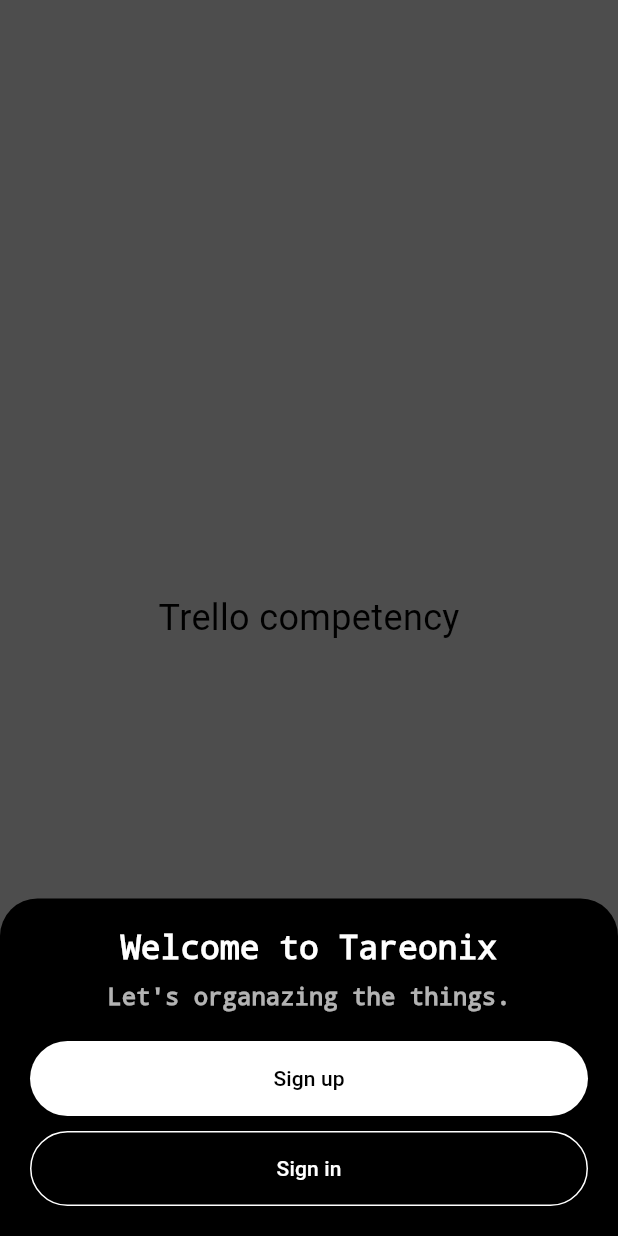
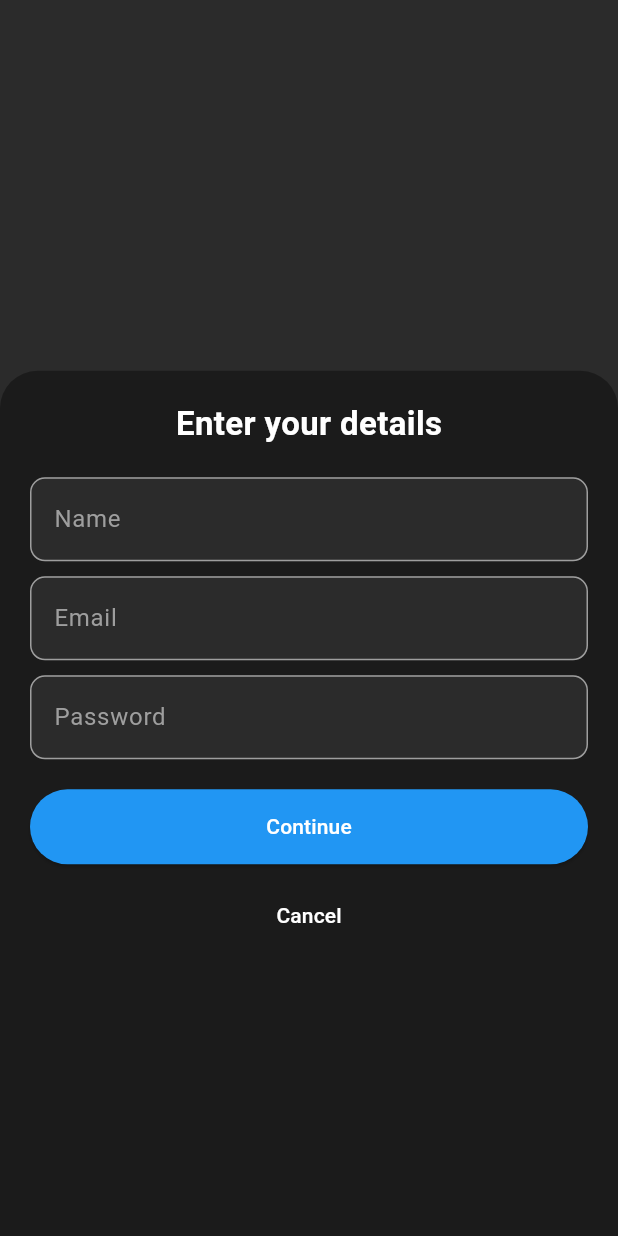
Before and after one commit to PauDebi/Tareonix, a Flutter app: the screen it shows after launch, after a tap on "Sign up", on a phone screen of 412 x 824 dp. Run offline on Flutter 3.47's test engine with Material 3 defaults, Android fonts, the phone set to English and light mode, and no system bars.

Commit message:
Mejorado el LogIn

```diff
--- /dev/null
+++ b/lib/screens/SignUp_SignIn/Access.dart
@@ -0,0 +1,52 @@
+import 'package:flutter/material.dart';
+import 'package:taskly/widgets/TextField.dart';
+
+class SignUpSignInForm extends StatelessWidget {
+  const SignUpSignInForm({super.key});
+
+  @override
+  Widget build(BuildContext context) {
+    return FractionallySizedBox(
+      heightFactor: 0.7, // Ocupa el 70% de la pantalla
+      child: Container(
+        padding: const EdgeInsets.all(20),
+        decoration: const BoxDecoration(
+          color: Color.fromARGB(255, 27, 27, 27),
+          borderRadius: BorderRadius.vertical(top: Radius.circular(25)),
+        ),
+        child: Column(
+          mainAxisSize: MainAxisSize.min,
+          children: [
+            const Text(
+              'Enter your details',
+              style: TextStyle(fontSize: 22, fontWeight: FontWeight.bold, color: Colors.white),
+            ),
+            const SizedBox(height: 20),
+            CustomTextField(hint: "Name"),
+            const SizedBox(height: 10),
+            CustomTextField(hint: "Email"),
+            const SizedBox(height: 10),
+            CustomTextField(hint: "Password", isPassword: true),
+            const SizedBox(height: 20),
+            ElevatedButton(
+              style: ElevatedButton.styleFrom(
+                backgroundColor: Colors.blue,
+                foregroundColor: Colors.white,
+                minimumSize: const Size(double.infinity, 50),
+              ),
+              onPressed: () {
+                // Acción para iniciar sesión o registrarse
+              },
+              child: const Text('Continue'),
+            ),
+            const SizedBox(height: 10),
+            TextButton(
+              onPressed: () => Navigator.pop(context), // Cierra el modal
+              child: const Text('Cancel', style: TextStyle(color: Colors.white)),
+            ),
+          ],
+        ),
+      ),
+    );
+  }
+}
--- a/lib/screens/login_page.dart
+++ b/lib/screens/entryDialog.dart
@@ -1,30 +1,37 @@
 import 'package:flutter/material.dart';
+import 'package:taskly/screens/SignUp_SignIn/Access.dart';
 
-class LoginPage extends StatelessWidget {
-  const LoginPage({super.key});
+class EntryDialog extends StatelessWidget {
+  const EntryDialog({super.key});
+
+  void _showSignUpSignInForm(BuildContext context) {
+    showModalBottomSheet(
+      context: context,
+      isScrollControlled: true,
+      backgroundColor: Colors.transparent,
+      builder: (context) => const SignUpSignInForm(),
+    );
+  }
 
   @override
   Widget build(BuildContext context) {
     return Stack(
       children: [
-        // Fondo semi-transparente para dar efecto de modal
         GestureDetector(
-          onTap: () {}, // Bloquea el cierre al tocar fuera
+          onTap: () {}, // Evita que se cierre al tocar fuera
           child: Container(
-            color: Colors.black.withAlpha(100), // Oscurece el fondo
+            color: Colors.black26, // Oscurece el fondo
             width: double.infinity,
             height: double.infinity,
           ),
         ),
-
-        // Contenedor del login alineado abajo
         Align(
           alignment: Alignment.bottomCenter,
           child: Container(
             width: double.infinity,
             padding: const EdgeInsets.all(20),
             decoration: const BoxDecoration(
-              color: Colors.black,
+              color: Color.fromARGB(255, 27, 27, 27),
               borderRadius: BorderRadius.vertical(top: Radius.circular(25)),
             ),
             child: Column(
@@ -32,11 +39,11 @@ class LoginPage extends StatelessWidget {
               children: [
                 const Text(
                   'Welcome to Tareonix',
-                  style: TextStyle(fontSize: 22, fontWeight: FontWeight.bold, color: Colors.white, decoration: TextDecoration.none,),
+                  style: TextStyle(fontSize: 22, fontWeight: FontWeight.bold, color: Colors.white, decoration: TextDecoration.none),
                 ),
                 const SizedBox(height: 10),
                 const Text(
-                  "Let's organazing the things.",
+                  "Let's organize the things.",
                   style: TextStyle(fontSize: 16, color: Colors.white70, decoration: TextDecoration.none),
                   textAlign: TextAlign.center,
                 ),
@@ -47,24 +54,33 @@ class LoginPage extends StatelessWidget {
                     foregroundColor: Colors.black,
                     minimumSize: const Size(double.infinity, 50),
                   ),
-                  onPressed: () {
-                    // Acción para Sign up
-                  },
+                  onPressed: () => _showSignUpSignInForm(context),
                   child: const Text('Sign up'),
                 ),
                 const SizedBox(height: 10),
                 ElevatedButton(
                   style: ElevatedButton.styleFrom(
-                    backgroundColor: Colors.black,
+                    backgroundColor: const Color.fromARGB(255, 10, 10, 10),
+                    foregroundColor: Colors.white,
+                    side: const BorderSide(color: Colors.white),
+                    minimumSize: const Size(double.infinity, 50),
+                  ),
+                  onPressed: () => _showSignUpSignInForm(context),
+                  child: const Text('Log in'),
+                ),
+                const SizedBox(height: 10),
+                ElevatedButton(
+                  style: ElevatedButton.styleFrom(
+                    backgroundColor: const Color.fromARGB(255, 10, 10, 10),
                     foregroundColor: Colors.white,
                     side: const BorderSide(color: Colors.white),
                     minimumSize: const Size(double.infinity, 50),
                   ),
                   onPressed: () {
-                     Navigator.pop(context);
+                    // Acción para Sign in con Google
                   },
-                  child: const Text('Sign in'),
-                )
+                  child: const Text('Sign in with Google'),
+                ),
               ],
             ),
           ),
--- a/lib/screens/homeScreen.dart
+++ b/lib/screens/homeScreen.dart
@@ -1,5 +1,5 @@
 import 'package:flutter/material.dart';
-import 'package:taskly/screens/login_page.dart';
+import 'package:taskly/screens/entryDialog.dart';
 
 class HomeScreen extends StatefulWidget {
   const HomeScreen({super.key});
@@ -21,7 +21,7 @@ class _HomeScreenState extends State<HomeScreen> {
     barrierDismissible: false, // Bloquea el cierre al tocar fuera
     transitionDuration: const Duration(milliseconds: 300),
     pageBuilder: (context, animation, secondaryAnimation) {
-      return const LoginPage(); // Usa el LoginPage modificado
+      return EntryDialog(); // Usa el LoginPage modificado
     },
     transitionBuilder: (context, animation, secondaryAnimation, child) {
       return SlideTransition(
@@ -41,7 +41,7 @@ class _HomeScreenState extends State<HomeScreen> {
       backgroundColor: Colors.white,
       body: Center(
         child: Text(
-          'Trello competency',
+          'Trello\'s competency',
           style: TextStyle(color: Colors.black, fontSize: 24),
         ),
       ),
--- /dev/null
+++ b/lib/widgets/TextField.dart
@@ -0,0 +1,34 @@
+import 'package:flutter/material.dart';
+
+class CustomTextField extends StatelessWidget {
+  final String hint;
+  final bool isPassword;
+
+  const CustomTextField({super.key, required this.hint, this.isPassword = false});
+
+  @override
+  Widget build(BuildContext context) {
+    return TextField(
+      obscureText: isPassword,
+      decoration: InputDecoration(
+        hintText: hint,
+        hintStyle: const TextStyle(color: Colors.grey), // Color del hint más visible
+        filled: true, // Habilita el color de fondo
+        fillColor: const Color.fromARGB(255, 43, 43, 43), // Fondo blanco
+        border: OutlineInputBorder(
+          borderRadius: BorderRadius.circular(10),
+          borderSide: const BorderSide(color: Colors.grey), // Borde gris
+        ),
+        enabledBorder: OutlineInputBorder(
+          borderRadius: BorderRadius.circular(10),
+          borderSide: const BorderSide(color: Colors.grey),
+        ),
+        focusedBorder: OutlineInputBorder(
+          borderRadius: BorderRadius.circular(10),
+          borderSide: const BorderSide(color: Colors.blue, width: 2), // Borde azul al enfocar
+        ),
+      ),
+      style: const TextStyle(color: Color.fromARGB(255, 232, 232, 232)), // Color del texto ingresado
+    );
+  }
+}
```
